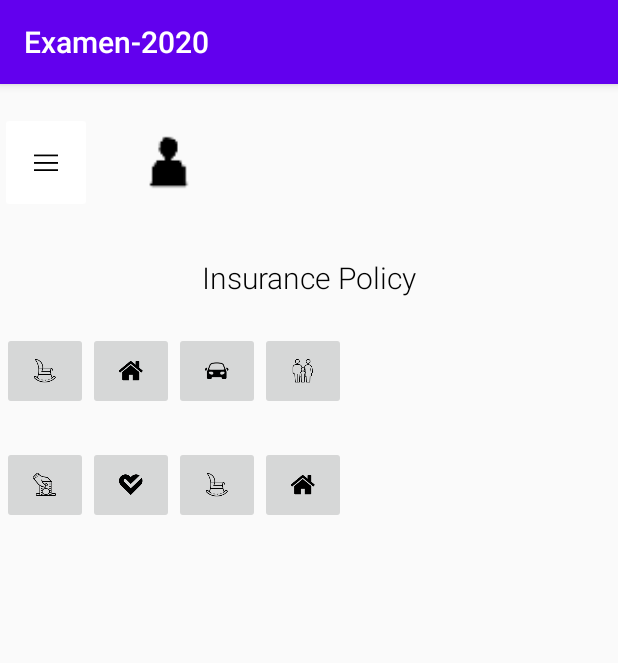
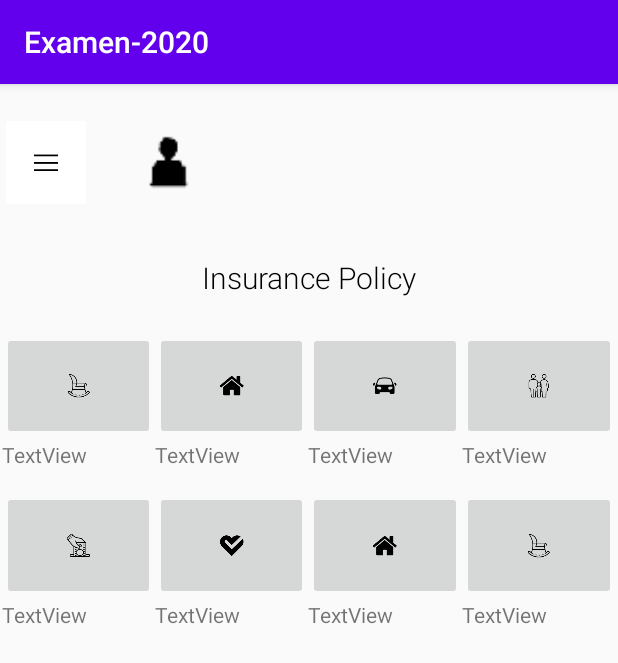
Before and after one commit to DavidBarreiroCabanas/Examen-2020, an Android app: the MainActivity screen opened directly, with no data from a screen before it, on a phone screen of 412 x 824 dp. Shown: the top 663 px of the screen. Run offline under Robolectric (Android 15) with nearby library versions, the phone set to English and light mode, and no system bars.

Commit message:
ADD: botones colocados

```diff
--- a/app/src/main/res/layout/activity_main.xml
+++ b/app/src/main/res/layout/activity_main.xml
@@ -59,74 +59,194 @@
             android:layout_width="match_parent"
             android:layout_height="0dp"
             android:layout_marginTop="20dp"
-            android:layout_weight="10"
+            android:layout_weight="15"
             android:orientation="horizontal"
+            android:weightSum="100">
+
+            <LinearLayout
+                android:layout_width="0dp"
+                android:layout_height="match_parent"
+                android:layout_weight="25"
+                android:orientation="vertical"
                 android:weightSum="100">
 
                 <ImageButton
                     android:id="@+id/act_main_btn_life_team"
-                android:layout_width="wrap_content"
-                android:layout_height="wrap_content"
-                android:layout_weight="1"
+                    android:layout_width="match_parent"
+                    android:layout_height="0dp"
+                    android:layout_weight="80"
                     android:src="@drawable/ic_icons8_rocking_chair_80" />
+
+                <TextView
+                    android:id="@+id/textView3"
+                    android:layout_width="match_parent"
+                    android:layout_height="0dp"
+                    android:layout_weight="20"
+                    android:text="TextView" />
+            </LinearLayout>
+
+            <LinearLayout
+                android:layout_width="0dp"
+                android:layout_height="match_parent"
+                android:layout_weight="25"
+                android:orientation="vertical"
+                android:weightSum="100">
 
                 <ImageButton
                     android:id="@+id/act_main_btn_casa"
-                android:layout_width="wrap_content"
-                android:layout_height="wrap_content"
-                android:layout_weight="1"
+                    android:layout_width="match_parent"
+                    android:layout_height="0dp"
+                    android:layout_weight="80"
                     android:src="@drawable/ic_casa" />
+
+                <TextView
+                    android:id="@+id/textView4"
+                    android:layout_width="match_parent"
+                    android:layout_height="0dp"
+                    android:layout_weight="20"
+                    android:text="TextView" />
+            </LinearLayout>
+
+            <LinearLayout
+                android:layout_width="0dp"
+                android:layout_height="match_parent"
+                android:layout_weight="25"
+                android:orientation="vertical"
+                android:weightSum="100">
 
                 <ImageButton
                     android:id="@+id/act_main_btn_vehicle"
-                android:layout_width="wrap_content"
-                android:layout_height="wrap_content"
-                android:layout_weight="1"
+                    android:layout_width="match_parent"
+                    android:layout_height="0dp"
+                    android:layout_weight="80"
                     android:src="@drawable/ic_icons8_car_100" />
+
+                <TextView
+                    android:id="@+id/textView5"
+                    android:layout_width="match_parent"
+                    android:layout_height="0dp"
+                    android:layout_weight="20"
+                    android:text="TextView" />
+            </LinearLayout>
+
+            <LinearLayout
+                android:layout_width="0dp"
+                android:layout_height="match_parent"
+                android:layout_weight="25"
+                android:orientation="vertical"
+                android:weightSum="100">
 
                 <ImageButton
                     android:id="@+id/act_main_btn_family"
-                android:layout_width="wrap_content"
-                android:layout_height="wrap_content"
-                android:layout_weight="1"
+                    android:layout_width="match_parent"
+                    android:layout_height="0dp"
+                    android:layout_weight="80"
                     android:src="@drawable/ic_icons8_family_100" />
+
+                <TextView
+                    android:id="@+id/textView6"
+                    android:layout_width="match_parent"
+                    android:layout_height="0dp"
+                    android:layout_weight="20"
+                    android:text="TextView" />
+            </LinearLayout>
         </LinearLayout>
 
         <LinearLayout
             android:layout_width="match_parent"
             android:layout_height="0dp"
             android:layout_marginTop="15dp"
-            android:layout_weight="10"
+            android:layout_weight="15"
             android:orientation="horizontal"
+            android:weightSum="100">
+
+            <LinearLayout
+                android:layout_width="0dp"
+                android:layout_height="match_parent"
+                android:layout_weight="25"
+                android:orientation="vertical"
                 android:weightSum="100">
 
                 <ImageButton
                     android:id="@+id/act_main_btn_investiment"
-                android:layout_width="wrap_content"
-                android:layout_height="wrap_content"
-                android:layout_weight="1"
+                    android:layout_width="match_parent"
+                    android:layout_height="0dp"
+                    android:layout_weight="80"
                     android:src="@drawable/ic_icons8_donate_64" />
+
+                <TextView
+                    android:id="@+id/textView7"
+                    android:layout_width="match_parent"
+                    android:layout_height="0dp"
+                    android:layout_weight="20"
+                    android:text="TextView" />
+            </LinearLayout>
+
+            <LinearLayout
+                android:layout_width="0dp"
+                android:layout_height="match_parent"
+                android:layout_weight="25"
+                android:orientation="vertical"
+                android:weightSum="100">
 
                 <ImageButton
                     android:id="@+id/act_main_btn_health"
-                android:layout_width="wrap_content"
-                android:layout_height="wrap_content"
-                android:layout_weight="1"
+                    android:layout_width="match_parent"
+                    android:layout_height="0dp"
+                    android:layout_weight="80"
                     android:src="@drawable/ic_icons8_heart_health_100" />
+
+                <TextView
+                    android:id="@+id/textView8"
+                    android:layout_width="match_parent"
+                    android:layout_height="0dp"
+                    android:layout_weight="20"
+                    android:text="TextView" />
+            </LinearLayout>
+
+            <LinearLayout
+                android:layout_width="0dp"
+                android:layout_height="match_parent"
+                android:layout_weight="25"
+                android:orientation="vertical"
+                android:weightSum="100">
+
+                <ImageButton
+                    android:id="@+id/act_main_btn_travel"
+                    android:layout_width="match_parent"
+                    android:layout_height="0dp"
+                    android:layout_weight="80"
+                    android:src="@drawable/ic_casa" />
+
+                <TextView
+                    android:id="@+id/textView9"
+                    android:layout_width="match_parent"
+                    android:layout_height="0dp"
+                    android:layout_weight="20"
+                    android:text="TextView" />
+            </LinearLayout>
+
+            <LinearLayout
+                android:layout_width="0dp"
+                android:layout_height="match_parent"
+                android:layout_weight="25"
+                android:orientation="vertical"
+                android:weightSum="100">
 
                 <ImageButton
                     android:id="@+id/act_main_btn_retirement"
-                android:layout_width="wrap_content"
-                android:layout_height="wrap_content"
-                android:layout_weight="1"
+                    android:layout_width="match_parent"
+                    android:layout_height="0dp"
+                    android:layout_weight="80"
                     android:src="@drawable/ic_icons8_rocking_chair_80" />
 
-            <ImageButton
-                android:id="@+id/act_main_btn_travel"
-                android:layout_width="wrap_content"
-                android:layout_height="wrap_content"
-                android:layout_weight="1"
-                android:src="@drawable/ic_casa" />
+                <TextView
+                    android:id="@+id/textView10"
+                    android:layout_width="match_parent"
+                    android:layout_height="0dp"
+                    android:layout_weight="20"
+                    android:text="TextView" />
+            </LinearLayout>
         </LinearLayout>
 
     </LinearLayout>
```
Lines whose indentation alone changed are shown as unchanged.
